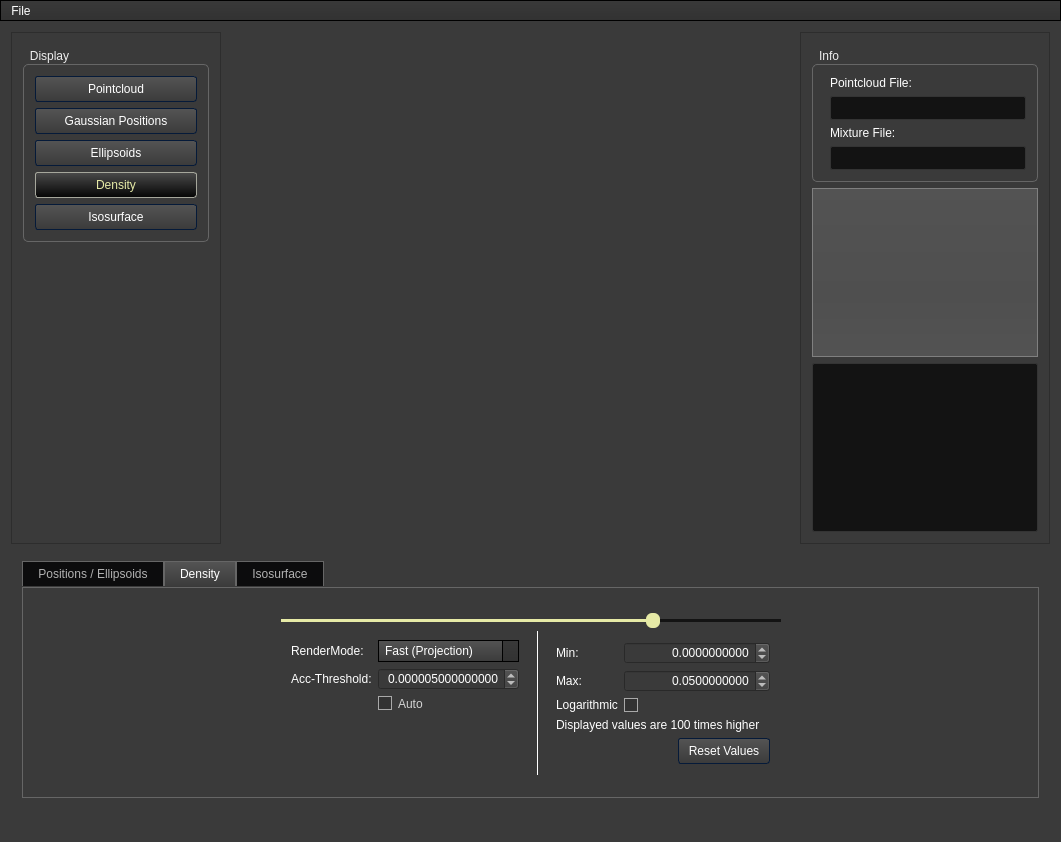
First picture: the form in da-gm-1/da-gm-1/gmvis/ui/VisualizerWindow.ui, repository SFraissTU/gm_vis, before the edit.
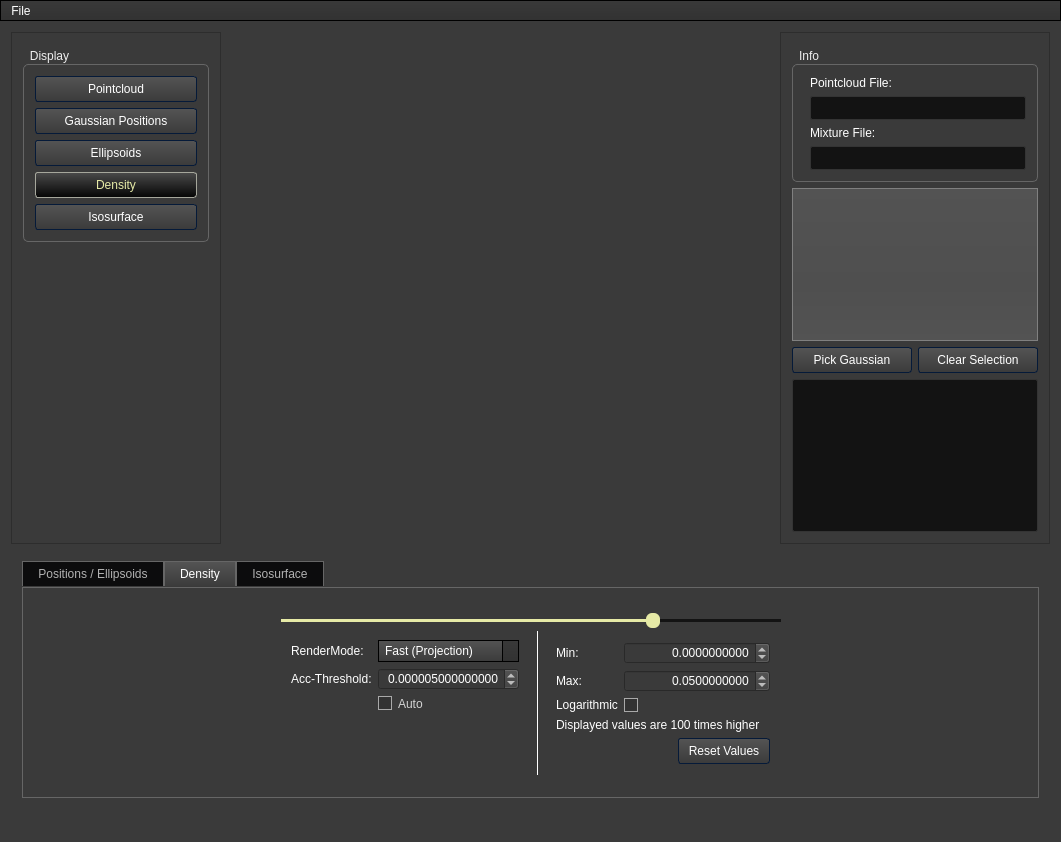
Second picture: the form after the edit. Icons and pictures are not drawn. Custom widgets are drawn as their Qt base class.

Commit message: Better controls, Gaussian List and Picking UI

```diff
--- a/da-gm-1/da-gm-1/gmvis/ui/VisualizerWindow.ui
+++ b/da-gm-1/da-gm-1/gmvis/ui/VisualizerWindow.ui
@@ -1711,7 +1711,7 @@
       </property>
       <property name="maximumSize">
        <size>
-        <width>250</width>
+        <width>270</width>
         <height>16777215</height>
        </size>
       </property>
@@ -1723,24 +1723,11 @@
         <rect>
          <x>0</x>
          <y>0</y>
-         <width>248</width>
+         <width>268</width>
          <height>523</height>
         </rect>
        </property>
        <layout class="QGridLayout" name="gridLayout_4">
-        <item row="1" column="0">
-         <widget class="QListWidget" name="listWidget"/>
-        </item>
-        <item row="2" column="0">
-         <widget class="QPlainTextEdit" name="plainTextEdit">
-          <property name="maximumSize">
-           <size>
-            <width>16777215</width>
-            <height>200</height>
-           </size>
-          </property>
-         </widget>
-        </item>
         <item row="0" column="0">
          <widget class="QGroupBox" name="groupBox">
           <property name="maximumSize">
@@ -1802,6 +1789,43 @@
           </layout>
          </widget>
         </item>
+        <item row="1" column="0">
+         <widget class="QListWidget" name="list_gaussians"/>
+        </item>
+        <item row="7" column="0">
+         <widget class="QPlainTextEdit" name="txt_output">
+          <property name="maximumSize">
+           <size>
+            <width>16777215</width>
+            <height>200</height>
+           </size>
+          </property>
+          <property name="readOnly">
+           <bool>true</bool>
+          </property>
+         </widget>
+        </item>
+        <item row="4" column="0">
+         <layout class="QGridLayout" name="gridLayout_2">
+          <item row="0" column="0">
+           <widget class="QPushButton" name="btn_pick">
+            <property name="text">
+             <string>Pick Gaussian</string>
+            </property>
+            <property name="checkable">
+             <bool>true</bool>
+            </property>
+           </widget>
+          </item>
+          <item row="0" column="1">
+           <widget class="QPushButton" name="btn_clearsel">
+            <property name="text">
+             <string>Clear Selection</string>
+            </property>
+           </widget>
+          </item>
+         </layout>
+        </item>
        </layout>
       </widget>
      </widget>
```
The commit also changes 18 other files.
